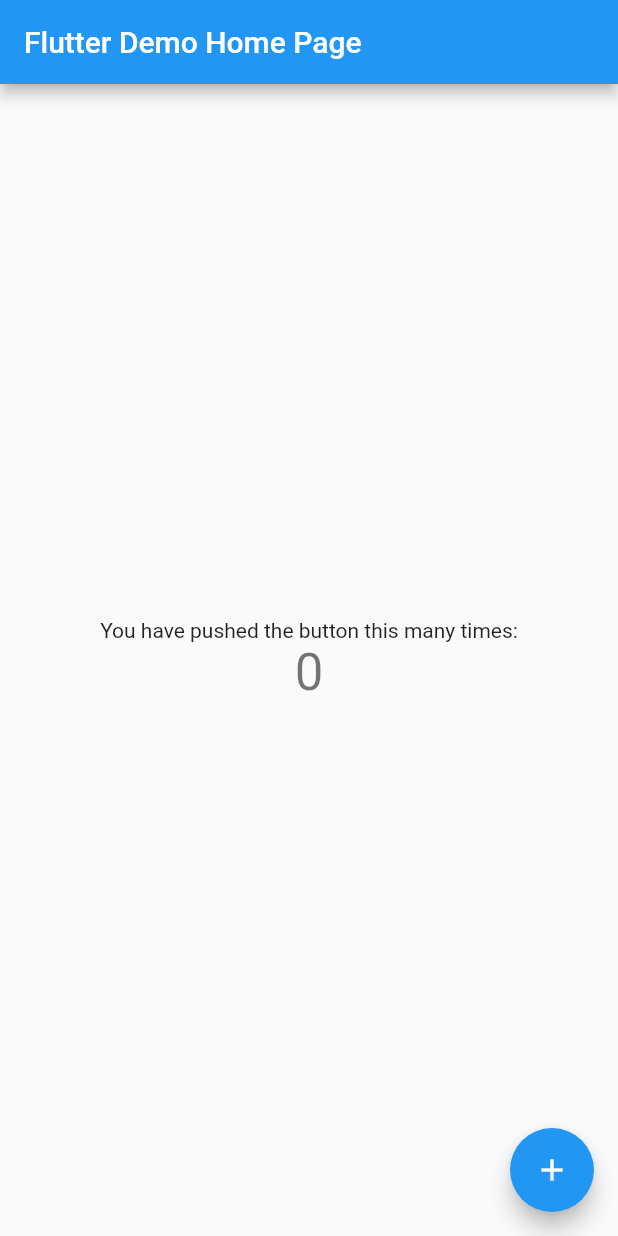
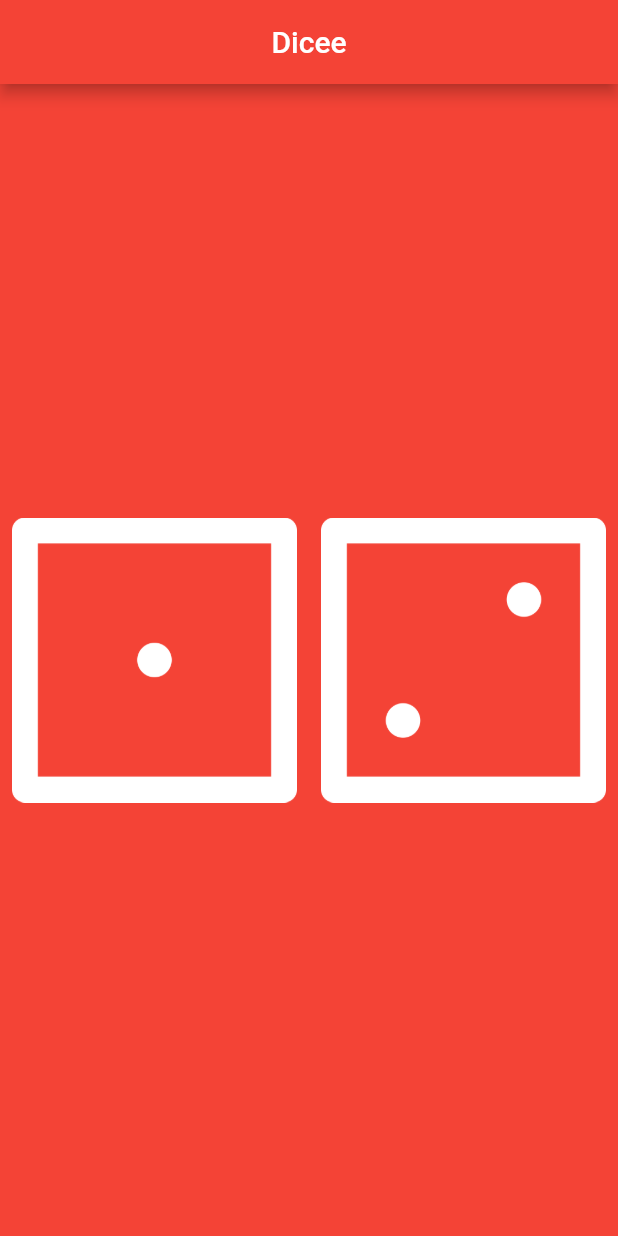
Before and after one commit to shawnrmoss/dicee_flutter, a Flutter app: the screen it shows after launch, on a phone screen of 412 x 824 dp. Run offline on Flutter 3.47's test engine with Material 2 defaults, Android fonts, the phone set to English and light mode, and no system bars.

Commit message:
Dicceeeeee game

```diff
--- a/lib/main.dart
+++ b/lib/main.dart
@@ -1,3 +1,5 @@
+import 'dart:math';
+
 import 'package:flutter/material.dart';
 
 void main() {
@@ -6,110 +8,69 @@ void main() {
 
 class MyApp extends StatelessWidget {
   const MyApp({super.key});
-
-  // This widget is the root of your application.
   @override
   Widget build(BuildContext context) {
     return MaterialApp(
-      title: 'Flutter Demo',
+      title: 'Dicee',
       theme: ThemeData(
-        // This is the theme of your application.
-        //
-        // Try running your application with "flutter run". You'll see the
-        // application has a blue toolbar. Then, without quitting the app, try
-        // changing the primarySwatch below to Colors.green and then invoke
-        // "hot reload" (press "r" in the console where you ran "flutter run",
-        // or simply save your changes to "hot reload" in a Flutter IDE).
-        // Notice that the counter didn't reset back to zero; the application
-        // is not restarted.
-        primarySwatch: Colors.blue,
+        primarySwatch: Colors.red,
       ),
-      home: const MyHomePage(title: 'Flutter Demo Home Page'),
+      home: Scaffold(
+        backgroundColor: Colors.red,
+        appBar: AppBar(
+          title: Center(
+            child: Text('Dicee'),
+          ),
+          backgroundColor: Colors.red,
+        ),
+        body: DicePage(),
+      ),
     );
   }
 }
 
-class MyHomePage extends StatefulWidget {
-  const MyHomePage({super.key, required this.title});
-
-  // This widget is the home page of your application. It is stateful, meaning
-  // that it has a State object (defined below) that contains fields that affect
-  // how it looks.
-
-  // This class is the configuration for the state. It holds the values (in this
-  // case the title) provided by the parent (in this case the App widget) and
-  // used by the build method of the State. Fields in a Widget subclass are
-  // always marked "final".
-
-  final String title;
+class DicePage extends StatefulWidget {
+  const DicePage({super.key});
 
   @override
-  State<MyHomePage> createState() => _MyHomePageState();
+  State<DicePage> createState() => _DicePageState();
 }
 
-class _MyHomePageState extends State<MyHomePage> {
-  int _counter = 0;
-
-  void _incrementCounter() {
-    setState(() {
-      // This call to setState tells the Flutter framework that something has
-      // changed in this State, which causes it to rerun the build method below
-      // so that the display can reflect the updated values. If we changed
-      // _counter without calling setState(), then the build method would not be
-      // called again, and so nothing would appear to happen.
-      _counter++;
-    });
-  }
+class _DicePageState extends State<DicePage> {
+  final min = 1;
+  final max = 7;
+  final random = Random();
+  int leftDiceNumber = 1;
+  int rightDiceNumber = 2;
 
   @override
   Widget build(BuildContext context) {
-    // This method is rerun every time setState is called, for instance as done
-    // by the _incrementCounter method above.
-    //
-    // The Flutter framework has been optimized to make rerunning build methods
-    // fast, so that you can just rebuild anything that needs updating rather
-    // than having to individually change instances of widgets.
-    return Scaffold(
-      appBar: AppBar(
-        // Here we take the value from the MyHomePage object that was created by
-        // the App.build method, and use it to set our appbar title.
-        title: Text(widget.title),
+    return Center(
+      child: Row(
+        children: <Widget>[
+          Expanded(
+            child: TextButton(
+              onPressed: () {
+                setState(() {
+                  leftDiceNumber = min + random.nextInt(max - min);
+                });
+              },
+              child: Image.asset('images/dice$leftDiceNumber.png'),
+            ),
+          ),
+          Expanded(
+            child: TextButton(
+              onPressed: () {
+                setState(() {
+                  rightDiceNumber = min + random.nextInt(max - min);
+                  ;
+                });
+              },
+              child: Image.asset('images/dice$rightDiceNumber.png'),
+            ),
+          ),
+        ],
       ),
-      body: Center(
-        // Center is a layout widget. It takes a single child and positions it
-        // in the middle of the parent.
-        child: Column(
-          // Column is also a layout widget. It takes a list of children and
-          // arranges them vertically. By default, it sizes itself to fit its
-          // children horizontally, and tries to be as tall as its parent.
-          //
-          // Invoke "debug painting" (press "p" in the console, choose the
-          // "Toggle Debug Paint" action from the Flutter Inspector in Android
-          // Studio, or the "Toggle Debug Paint" command in Visual Studio Code)
-          // to see the wireframe for each widget.
-          //
-          // Column has various properties to control how it sizes itself and
-          // how it positions its children. Here we use mainAxisAlignment to
-          // center the children vertically; the main axis here is the vertical
-          // axis because Columns are vertical (the cross axis would be
-          // horizontal).
-          mainAxisAlignment: MainAxisAlignment.center,
-          children: <Widget>[
-            const Text(
-              'You have pushed the button this many times:',
-            ),
-            Text(
-              '$_counter',
-              style: Theme.of(context).textTheme.headline4,
-            ),
-          ],
-        ),
-      ),
-      floatingActionButton: FloatingActionButton(
-        onPressed: _incrementCounter,
-        tooltip: 'Increment',
-        child: const Icon(Icons.add),
-      ), // This trailing comma makes auto-formatting nicer for build methods.
     );
   }
 }
```
Also changed, not shown: pubspec.yaml (+9 -7 lines).
